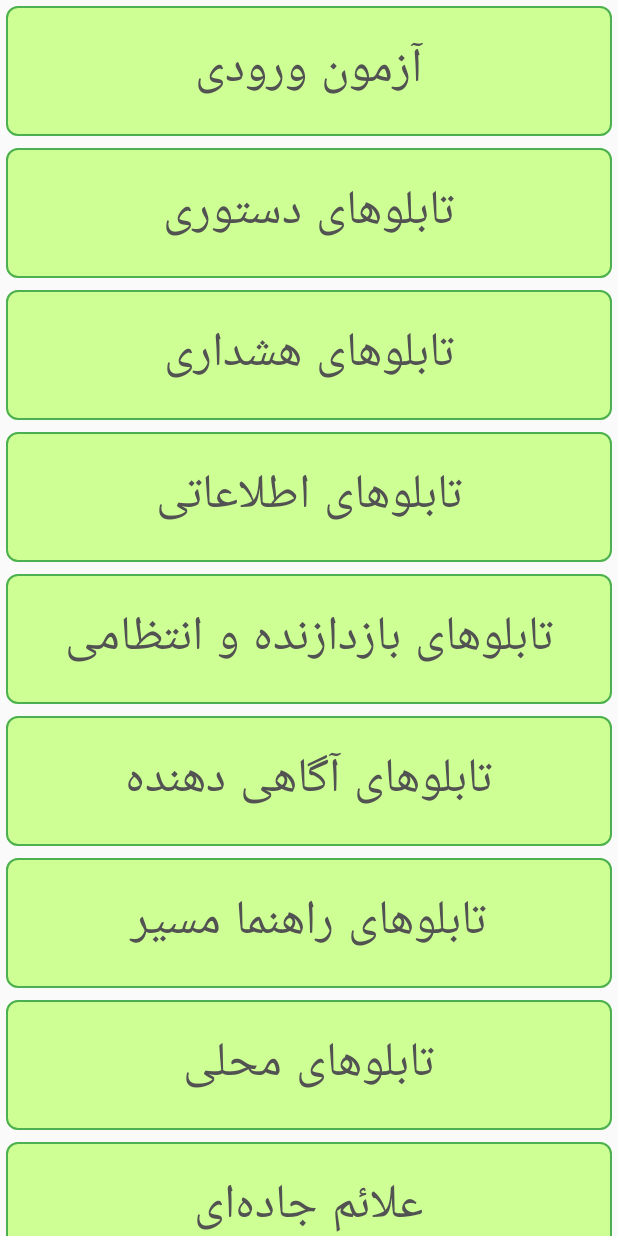
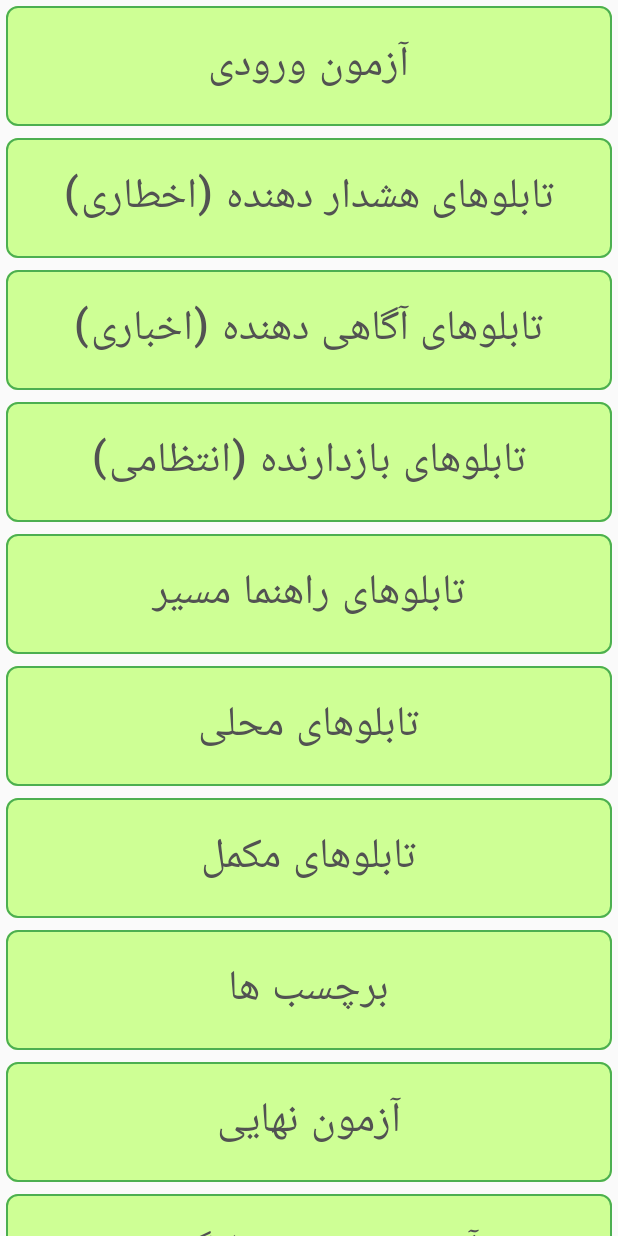
Before and after one commit to SM2A/Introduction_To_E_Learning_Course_Project, an Android app built with Jetpack Compose: the screen it shows after launch (MainActivity), on a phone screen of 412 x 824 dp. Run offline under Robolectric (Android 15) with nearby library versions, the phone set to English and light mode, and no system bars.

Commit message:
Content data as class

```diff
--- a/app/src/main/java/com/example/tsl/MainActivity.kt
+++ b/app/src/main/java/com/example/tsl/MainActivity.kt
@@ -23,6 +23,7 @@ import androidx.compose.ui.Modifier
 import androidx.compose.ui.graphics.Color
 import androidx.compose.ui.unit.dp
 import androidx.compose.ui.unit.sp
+import com.example.tsl.model.content.*
 
 class MainActivity : ComponentActivity() {
     override fun onCreate(savedInstanceState: Bundle?) {
@@ -30,21 +31,16 @@ class MainActivity : ComponentActivity() {
         setContent {
             LessonList(
                 list = listOf(
-                    "آزمون ورودی",
-                    "تابلوهای دستوری",
-                    "تابلوهای هشداری",
-                    "تابلوهای اطلاعاتی",
-                    "تابلوهای بازدازنده و انتظامی",
-                    "تابلوهای آگاهی دهنده",
-                    "تابلوهای راهنما مسیر",
-                    "تابلوهای محلی",
-                    "علائم جاده‌ای",
-                    "علائم جاده‌ای1",
-                    "2علائم جاده‌ای",
-                    "3علائم جاده‌ای",
-                    "4علائم جاده‌ای",
-                    "آزمون نهایی",
-                    "آزمون سنج یادگیری"
+                    EntryExam,
+                    CautionarySigns,
+                    IndicativeSigns,
+                    DeterrentSigns,
+                    RoadGuideSigns,
+                    DomesticSigns,
+                    ComplimentarySigns,
+                    Labels,
+                    FinalExam,
+                    RememberExam
                 ),
                 modifier = Modifier
                     .fillMaxWidth()
@@ -57,7 +53,7 @@ class MainActivity : ComponentActivity() {
 
 @Composable
 fun LessonList(
-    list: List<String>,
+    list: List<ContentType>,
     modifier: Modifier = Modifier
 ) {
     LazyColumn(
@@ -66,16 +62,16 @@ fun LessonList(
     ) {
         items(
             items = list,
-            key = { msg -> msg }
+            key = { msg -> msg.title }
         ) {
-            LessonItem(text = it)
+            LessonItem(item = it)
         }
     }
 }
 
 @Composable
 fun LessonItem(
-    text: String
+    item: ContentType
 ) {
     Box(
         modifier = Modifier
@@ -89,8 +85,7 @@ fun LessonItem(
                 width = 1.dp,
                 color = Color(0xFF4CAF50),
                 shape = RoundedCornerShape(8.dp)
-            )
-            .padding(top = 8.dp, bottom = 8.dp),
+            ),
         contentAlignment = Alignment.Center
     ) {
         Button(
@@ -106,12 +101,14 @@ fun LessonItem(
                 pressedElevation = 0.dp
             ),
             onClick = {
-                Log.e("TAG", "LessonItem: $text")
-            }
+                Log.e("TAG", "LessonItem: $item")
+            },
         ) {
             Text(
-                text = text,
-                fontSize = 32.sp,
+                modifier = Modifier
+                    .padding(top = 8.dp, bottom = 8.dp),
+                text = item.title,
+                fontSize = 28.sp,
                 color = Color(0xFF525252)
             )
         }
--- /dev/null
+++ b/app/src/main/java/com/example/tsl/model/content/CautionarySigns.kt
@@ -0,0 +1,5 @@
+package com.example.tsl.model.content
+
+object CautionarySigns : Lesson() {
+    override val title = "تابلوهای هشدار دهنده (اخطاری)"
+}
--- /dev/null
+++ b/app/src/main/java/com/example/tsl/model/content/ComplimentarySigns.kt
@@ -0,0 +1,5 @@
+package com.example.tsl.model.content
+
+object ComplimentarySigns : Lesson() {
+    override val title = "تابلوهای مکمل"
+}
--- /dev/null
+++ b/app/src/main/java/com/example/tsl/model/content/ContentType.kt
@@ -0,0 +1,9 @@
+package com.example.tsl.model.content
+
+abstract class ContentType {
+    abstract val title: String
+}
+
+abstract class Lesson : ContentType()
+
+abstract class Exam : ContentType()
--- /dev/null
+++ b/app/src/main/java/com/example/tsl/model/content/DeterrentSigns.kt
@@ -0,0 +1,5 @@
+package com.example.tsl.model.content
+
+object DeterrentSigns : Lesson() {
+    override val title = "تابلوهای بازدارنده (انتظامی)"
+}
--- /dev/null
+++ b/app/src/main/java/com/example/tsl/model/content/DomesticSigns.kt
@@ -0,0 +1,5 @@
+package com.example.tsl.model.content
+
+object DomesticSigns : Lesson() {
+    override val title = "تابلوهای محلی"
+}
--- /dev/null
+++ b/app/src/main/java/com/example/tsl/model/content/EntryExam.kt
@@ -0,0 +1,5 @@
+package com.example.tsl.model.content
+
+object EntryExam : Exam() {
+    override val title = "آزمون ورودی"
+}
--- /dev/null
+++ b/app/src/main/java/com/example/tsl/model/content/FinalExam.kt
@@ -0,0 +1,5 @@
+package com.example.tsl.model.content
+
+object FinalExam : Exam() {
+    override val title = "آزمون نهایی"
+}
--- /dev/null
+++ b/app/src/main/java/com/example/tsl/model/content/IndicativeSigns.kt
@@ -0,0 +1,5 @@
+package com.example.tsl.model.content
+
+object IndicativeSigns : Lesson() {
+    override val title = "تابلوهای آگاهی دهنده (اخباری)"
+}
--- /dev/null
+++ b/app/src/main/java/com/example/tsl/model/content/Labels.kt
@@ -0,0 +1,5 @@
+package com.example.tsl.model.content
+
+object Labels : Lesson() {
+    override val title = "برچسب ها"
+}
--- /dev/null
+++ b/app/src/main/java/com/example/tsl/model/content/RememberExam.kt
@@ -0,0 +1,5 @@
+package com.example.tsl.model.content
+
+object RememberExam : Exam() {
+    override val title = "آزمون سنجش یادگیری"
+}
--- /dev/null
+++ b/app/src/main/java/com/example/tsl/model/content/RoadGuideSigns.kt
@@ -0,0 +1,5 @@
+package com.example.tsl.model.content
+
+object RoadGuideSigns : Lesson() {
+    override val title = "تابلوهای راهنما مسیر"
+}
```
